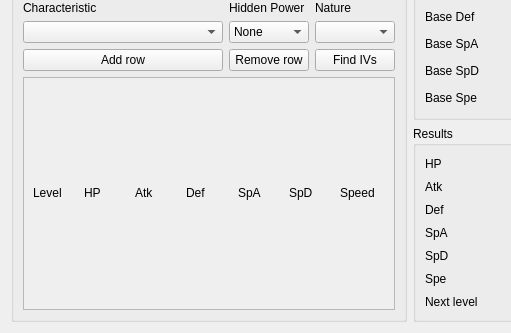
Qt form Source/Form/Util/IVCalculator.ui (Admiral-Fish/PokeFinder) before a commit; both pictures show x 0 to 511 and y 87 to 420 of the 630 by 420 pixel window.
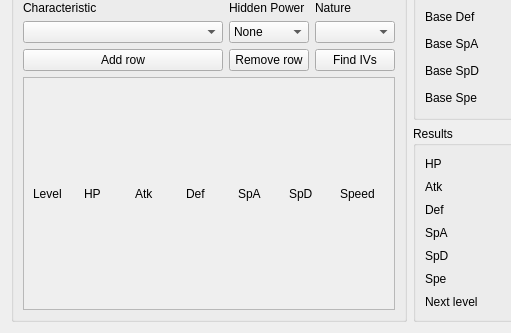
The same form after that commit. Custom widgets are drawn as their Qt base class.

Diff of the .ui file:
```diff
--- a/Source/Form/Util/IVCalculator.ui
+++ b/Source/Form/Util/IVCalculator.ui
@@ -183,12 +183,6 @@
           </item>
           <item row="0" column="6">
            <widget class="QLabel" name="labelSpe">
-            <property name="sizePolicy">
-             <sizepolicy hsizetype="Preferred" vsizetype="Fixed">
-              <horstretch>0</horstretch>
-              <verstretch>0</verstretch>
-             </sizepolicy>
-            </property>
             <property name="text">
              <string>Speed</string>
             </property>
```
